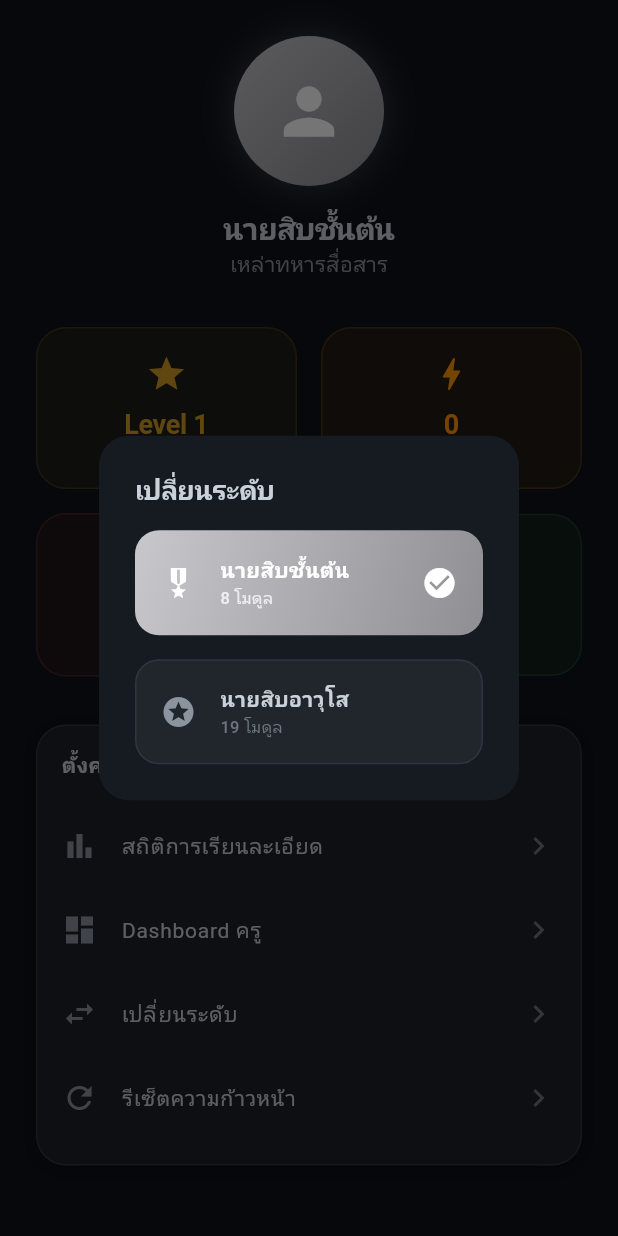
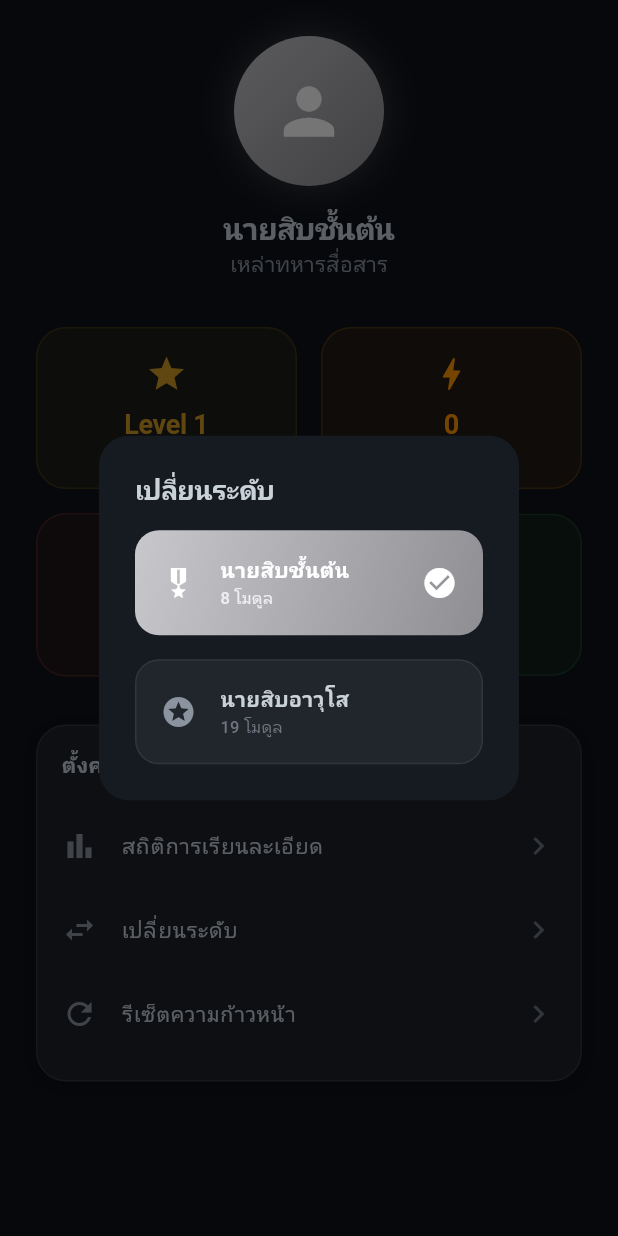
Before and after one commit to saisansan11/signal-nco-ew, a Flutter app: the _ProfileTab widget shown alone on an empty page, opened directly, after a tap on "เปลี่ยนระดับ", on a phone screen of 412 x 824 dp. Run offline on Flutter 3.47's test engine with Material 3 defaults, Android fonts, the phone set to English and light mode, and no system bars; drawn by our look-alikes of flutter_animate; our stand-ins replace cloud_firestore, firebase_auth, firebase_core, google_fonts, google_sign_in, shared_preferences; accounts and stored records are empty; network calls fail; Roboto replaces fonts that are missing (Sarabun).

Commit message:
feat(auth): add teacher role separation with email whitelist
- Add teacher email whitelist (wasan.t@signalschool.ac.th)
- Auto-assign teacher role on sign-in based on email
- Conditionally show Teacher Dashboard only for teachers
- Support Firestore role fallback for non-whitelisted teachers

Co-Authored-By: Claude Opus 4.5 <noreply@anthropic.com>

```diff
--- a/lib/screens/home/home_screen.dart
+++ b/lib/screens/home/home_screen.dart
@@ -6,6 +6,7 @@ import '../../app/constants.dart';
 import '../../data/curriculum_data.dart';
 import '../../models/curriculum_models.dart';
 import '../../models/progress_models.dart';
+import '../../services/auth_service.dart';
 import '../../services/progress_service.dart';
 import '../interactive/df_sim_screen.dart';
 import '../interactive/jamming_sim_screen.dart';
@@ -1227,7 +1228,12 @@ class _ProfileTab extends StatelessWidget {
                           ),
                         ),
                       ),
-                      _SettingsTile(
+                      // แสดง Dashboard ครูเฉพาะครูเท่านั้น
+                      FutureBuilder<bool>(
+                        future: AuthService().isCurrentUserTeacher(),
+                        builder: (context, snapshot) {
+                          if (snapshot.data == true) {
+                            return _SettingsTile(
                               icon: Icons.dashboard,
                               title: 'Dashboard ครู',
                               onTap: () => Navigator.push(
@@ -1236,6 +1242,10 @@ class _ProfileTab extends StatelessWidget {
                                   builder: (_) => const TeacherDashboardScreen(),
                                 ),
                               ),
+                            );
+                          }
+                          return const SizedBox.shrink();
+                        },
                       ),
                       _SettingsTile(
                         icon: Icons.swap_horiz,
--- a/lib/services/auth_service.dart
+++ b/lib/services/auth_service.dart
@@ -11,11 +11,43 @@ class AuthService {
     scopes: ['email', 'profile'],
   );
 
+  // รายชื่อ Email ครูผู้สอน
+  static const List<String> _teacherEmails = [
+    'wasan.t@signalschool.ac.th',
+  ];
+
   // Get current user
   User? get currentUser => _auth.currentUser;
 
   // Stream of auth changes
   Stream<User?> get authStateChanges => _auth.authStateChanges();
+
+  // ตรวจสอบว่าเป็นครูหรือไม่ (จาก email)
+  bool isTeacherByEmail(String? email) {
+    if (email == null) return false;
+    return _teacherEmails.contains(email.toLowerCase());
+  }
+
+  // ตรวจสอบว่า user ปัจจุบันเป็นครูหรือไม่
+  Future<bool> isCurrentUserTeacher() async {
+    final user = currentUser;
+    if (user == null) return false;
+
+    // ตรวจจาก email whitelist ก่อน
+    if (isTeacherByEmail(user.email)) return true;
+
+    // ถ้าไม่อยู่ใน whitelist ให้ตรวจจาก Firestore
+    final doc = await _firestore.collection('users').doc(user.uid).get();
+    final data = doc.data();
+    return data?['role'] == 'teacher';
+  }
+
+  // ตั้ง role เป็น teacher (สำหรับ admin ใช้)
+  Future<void> setUserAsTeacher(String uid) async {
+    await _firestore.collection('users').doc(uid).update({
+      'role': 'teacher',
+    });
+  }
 
   // Sign in with Google
   Future<UserCredential?> signInWithGoogle() async {
@@ -70,6 +102,9 @@ class AuthService {
 
     if (!docSnapshot.exists) {
       // New user - create document
+      // ตรวจสอบว่าเป็นครูหรือไม่จาก email
+      final isTeacher = isTeacherByEmail(user.email);
+
       await userDoc.set({
         'uid': user.uid,
         'email': user.email,
@@ -77,7 +112,7 @@ class AuthService {
         'photoURL': user.photoURL,
         'createdAt': FieldValue.serverTimestamp(),
         'lastLoginAt': FieldValue.serverTimestamp(),
-        'role': 'student', // Default role
+        'role': isTeacher ? 'teacher' : 'student', // กำหนด role ตาม email
         'progress': {
           'completedModules': [],
           'completedLessons': [],
```
Lines whose indentation alone changed are shown as unchanged.
